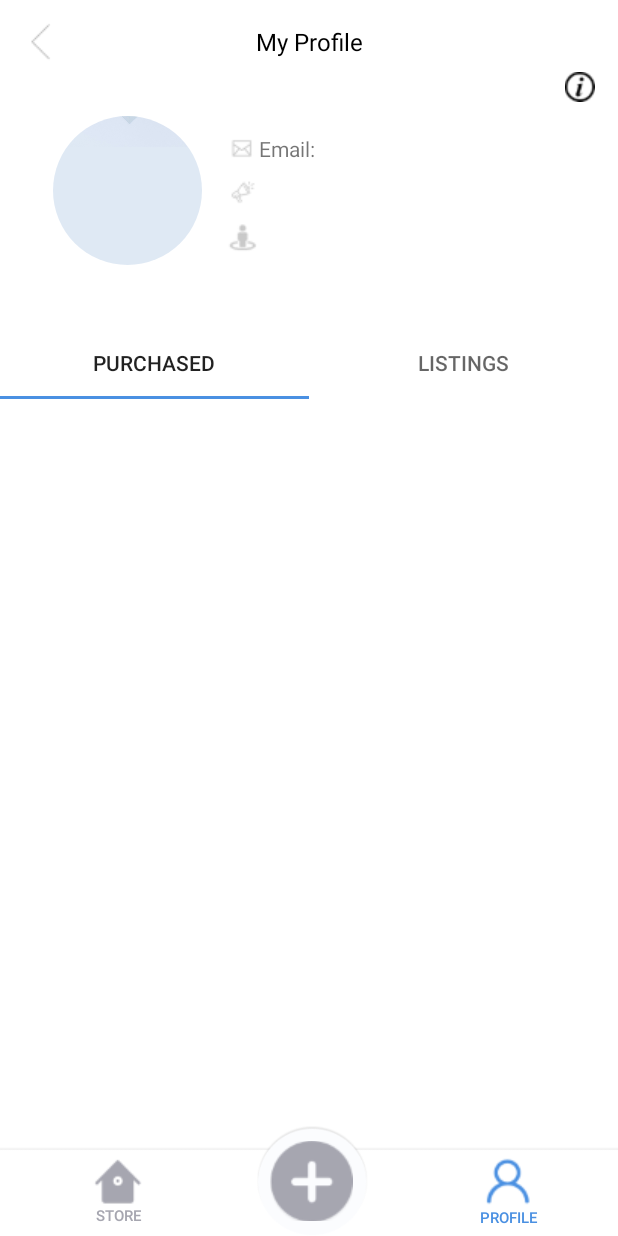
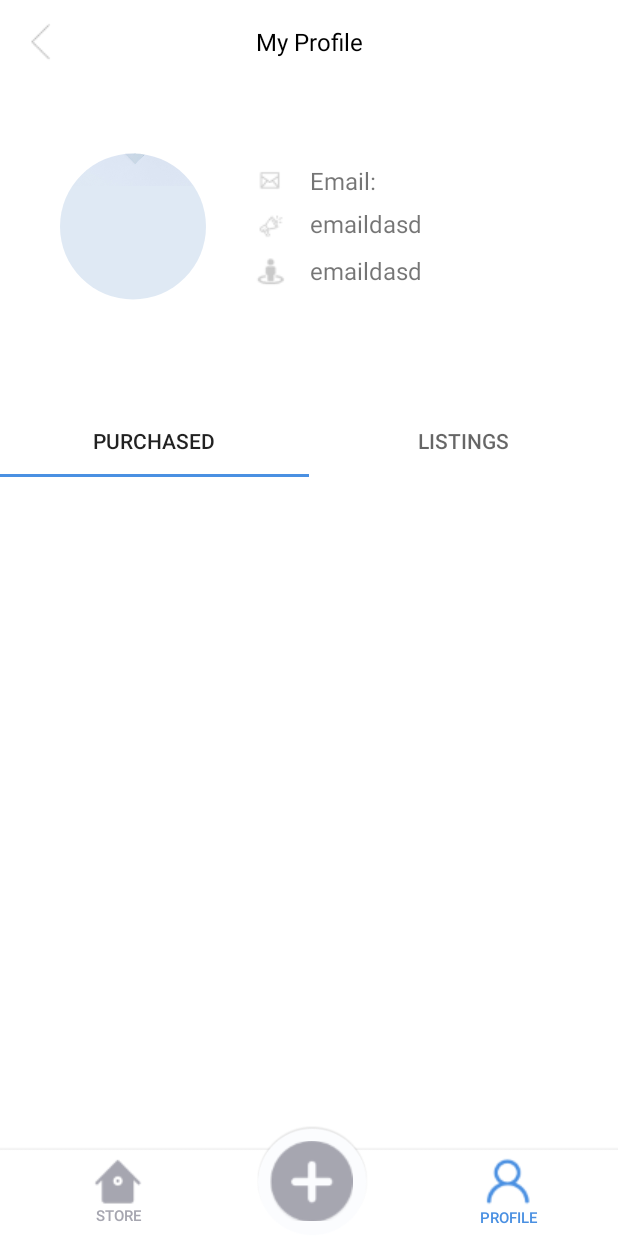
Before and after one commit to PhilipLeong/MAPP-CA4, an Android app: the ProfileActivity screen opened directly, with no data from a screen before it, on a phone screen of 412 x 824 dp. Run offline under Robolectric (Android 15) with nearby library versions, the phone set to English and light mode, and no system bars; our stand-ins replace CircleImageView, Firebase (no records; nobody signed in at launch, a user with empty details on screens opened directly); 3 statements that could not run were skipped.

```diff
--- a/BookHub/app/src/main/java/mapp/com/sg/bookhub/ProfileActivity.java
+++ b/BookHub/app/src/main/java/mapp/com/sg/bookhub/ProfileActivity.java
@@ -1,10 +1,8 @@
 package mapp.com.sg.bookhub;
 
-import android.app.Dialog;
 import android.content.Intent;
 import android.graphics.BitmapFactory;
 import android.graphics.Color;
-import android.graphics.drawable.ColorDrawable;
 import android.graphics.drawable.Drawable;
 import android.os.Bundle;
 import android.util.Log;
@@ -48,7 +46,6 @@ public class ProfileActivity extends AppCompatActivity implements View.OnClickLi
     private Button profileBtn;
     private Button storeBtn;
     private ImageButton postBtn;
-    private ImageButton aboutBtn;
 
     private TextView pageTitle;
     private ImageButton backHomeBtn;
@@ -67,7 +64,7 @@ public class ProfileActivity extends AppCompatActivity implements View.OnClickLi
 
 
         pageTitle = (TextView) findViewById(R.id.pageTitle_TV);
-        pageTitle.setText("My Profile");
+        pageTitle.setText(TAG);
 
         backHomeBtn = (ImageButton) findViewById(R.id.back_btn);
         backHomeBtn.setOnClickListener(this);
@@ -80,14 +77,11 @@ public class ProfileActivity extends AppCompatActivity implements View.OnClickLi
         profileBtn = (Button) findViewById(R.id.profile_Btn);
         storeBtn = (Button) findViewById(R.id.store_Btn);
         postBtn = (ImageButton) findViewById(R.id.post_Btn);
-        aboutBtn = (ImageButton) findViewById(R.id.about_btn);
         firebaseAuth = FirebaseAuth.getInstance();
         currentUser = firebaseAuth.getCurrentUser();
         db = FirebaseFirestore.getInstance();
         userId = currentUser.getUid();
 
-
-        aboutBtn.setOnClickListener(this);
         storeBtn.setOnClickListener(this);
         postBtn.setOnClickListener(this);
 
@@ -137,10 +131,6 @@ public class ProfileActivity extends AppCompatActivity implements View.OnClickLi
             startActivity(intent);
         }
 
-        if(v == aboutBtn){
-            Intent intent = new Intent(this, AboutActivity.class);
-            startActivity(intent);
-        }
         if (v == backHomeBtn){
             Intent i = new Intent(this, HomeActivity.class);
             startActivity(i);
--- a/BookHub/app/src/main/java/mapp/com/sg/bookhub/StoreActivity.java
+++ b/BookHub/app/src/main/java/mapp/com/sg/bookhub/StoreActivity.java
@@ -1,6 +1,8 @@
 package mapp.com.sg.bookhub;
 
 import android.content.Intent;
+import android.graphics.Color;
+import android.graphics.drawable.Drawable;
 import android.os.Bundle;
 import android.util.Log;
 import android.view.View;
@@ -9,6 +11,7 @@ import android.widget.ImageButton;
 import android.widget.TextView;
 
 import androidx.appcompat.app.AppCompatActivity;
+import androidx.core.content.res.ResourcesCompat;
 
 public class StoreActivity extends AppCompatActivity implements View.OnClickListener{
     private Button socBtn;
@@ -68,6 +71,9 @@ public class StoreActivity extends AppCompatActivity implements View.OnClickList
         postBtn.setOnClickListener(this);
         profileBtn.setOnClickListener(this);
 
+        Drawable active = ResourcesCompat.getDrawable(StoreActivity.this.getResources(), R.drawable.store_icon_active, null);
+        storeBtn.setCompoundDrawablesWithIntrinsicBounds(null, active,null,null);
+        storeBtn.setTextColor(Color.parseColor("#4a90e2"));
 
         pageTitle = (TextView) findViewById(R.id.pageTitle_TV);
         pageTitle.setText("Store");
--- a/BookHub/app/src/main/res/layout/activity_profile.xml
+++ b/BookHub/app/src/main/res/layout/activity_profile.xml
@@ -16,40 +16,43 @@
 
     <RelativeLayout
         android:id="@+id/myInfo"
-        android:layout_width="match_parent"
-        android:layout_height="170dp"
-        android:layout_marginTop="48dp"
+        android:layout_width="382dp"
+        android:layout_height="204dp"
+        app:layout_constraintBottom_toBottomOf="parent"
+        app:layout_constraintEnd_toEndOf="parent"
+        app:layout_constraintHorizontal_bias="0.551"
+        app:layout_constraintStart_toStartOf="parent"
         app:layout_constraintTop_toTopOf="parent"
-        tools:layout_editor_absoluteX="16dp">
+        app:layout_constraintVertical_bias="0.106">
 
         <de.hdodenhof.circleimageview.CircleImageView
             android:id="@+id/userImage_IV"
-            android:layout_width="100dp"
-            android:layout_height="100dp"
+            android:layout_width="wrap_content"
+            android:layout_height="110dp"
             android:layout_alignParentStart="true"
             android:layout_alignParentTop="true"
             android:layout_alignParentEnd="true"
             android:layout_alignParentBottom="true"
             android:layout_gravity="center"
-            android:layout_marginStart="34dp"
-            android:layout_marginTop="29dp"
-            android:layout_marginEnd="276dp"
-            android:layout_marginBottom="41dp"
+            android:layout_marginStart="23dp"
+            android:layout_marginTop="30dp"
+            android:layout_marginEnd="261dp"
+            android:layout_marginBottom="64dp"
             android:src="@drawable/background">
 
         </de.hdodenhof.circleimageview.CircleImageView>
 
         <LinearLayout
-            android:layout_width="wrap_content"
-            android:layout_height="94dp"
+            android:layout_width="214dp"
+            android:layout_height="110dp"
             android:layout_alignParentStart="true"
             android:layout_alignParentTop="true"
             android:layout_alignParentEnd="true"
             android:layout_alignParentBottom="true"
-            android:layout_marginStart="149dp"
-            android:layout_marginTop="41dp"
-            android:layout_marginEnd="32dp"
-            android:layout_marginBottom="45dp"
+            android:layout_marginStart="151dp"
+            android:layout_marginTop="43dp"
+            android:layout_marginEnd="17dp"
+            android:layout_marginBottom="51dp"
             android:orientation="vertical">
 
             <TextView
@@ -58,10 +61,13 @@
                 android:layout_height="wrap_content"
                 android:layout_marginBottom="5dp"
                 android:drawableStart="@drawable/email_icon"
+                android:drawablePadding="15dp"
                 android:ellipsize="end"
+                android:gravity="center_vertical|left"
                 android:maxLines="1"
                 android:singleLine="true"
-                android:textSize="14sp" />
+                android:text="emaildasd"
+                android:textSize="16sp" />
 
             <TextView
                 android:id="@+id/mybio_TV"
@@ -69,44 +75,46 @@
                 android:layout_height="wrap_content"
                 android:layout_marginBottom="5dp"
                 android:drawableStart="@drawable/bio_icon"
-                android:textSize="14sp" />
+                android:drawablePadding="15dp"
+                android:ellipsize="end"
+                android:gravity="center_vertical|left"
+                android:maxLines="1"
+                android:singleLine="true"
+                android:text="emaildasd"
+                android:textSize="16sp" />
 
             <TextView
                 android:id="@+id/mycourse_TV"
                 android:layout_width="wrap_content"
                 android:layout_height="wrap_content"
                 android:drawableStart="@drawable/course_icon"
-                android:textSize="14sp" />
+                android:drawablePadding="15dp"
+                android:ellipsize="end"
+                android:gravity="center_vertical|left"
+                android:maxLines="1"
+                android:singleLine="true"
+                android:text="emaildasd"
+                android:textSize="16sp" />
         </LinearLayout>
 
         <TextView
             android:id="@+id/myname_TV"
-            android:layout_width="124dp"
-            android:layout_height="wrap_content"
+            android:layout_width="88dp"
+            android:layout_height="37dp"
             android:layout_alignParentStart="true"
             android:layout_alignParentTop="true"
             android:layout_alignParentEnd="true"
             android:layout_alignParentBottom="true"
-            android:layout_marginStart="22dp"
-            android:layout_marginTop="131dp"
-            android:layout_marginEnd="263dp"
-            android:layout_marginBottom="17dp"
+            android:layout_marginStart="26dp"
+            android:layout_marginTop="140dp"
+            android:layout_marginEnd="268dp"
+            android:layout_marginBottom="27dp"
             android:ellipsize="end"
             android:maxLines="1"
             android:singleLine="true"
             android:textAlignment="center"
             android:textSize="16sp" />
 
-        <ImageButton
-            android:id="@+id/about_btn"
-            android:layout_width="wrap_content"
-            android:layout_height="wrap_content"
-            android:layout_alignParentEnd="true"
-            android:layout_alignParentBottom="true"
-            android:layout_marginEnd="15dp"
-            android:layout_marginBottom="150dp"
-            android:background="#00000000"
-            app:srcCompat="@drawable/aboutus" />
 
     </RelativeLayout>
 
--- a/BookHub/app/src/main/res/layout/bottommenu.xml
+++ b/BookHub/app/src/main/res/layout/bottommenu.xml
@@ -27,7 +27,7 @@
             android:layout_marginStart="44dp"
             android:layout_marginTop="16dp"
             android:drawableTop="@drawable/store_icon"
-            android:text="Store"
+            android:text="@string/store"
             android:textColor="#a6a6b0"
             android:textSize="10sp"
             app:layout_constraintBottom_toBottomOf="parent"
@@ -60,7 +60,7 @@
             android:layout_marginTop="8dp"
             android:layout_marginEnd="40dp"
             android:drawableTop="@drawable/profile_icon"
-            android:text="Profile"
+            android:text="@string/profile"
             android:textColor="#a6a6b0"
             android:textSize="10sp"
             app:layout_constraintBottom_toBottomOf="parent"
--- a/BookHub/app/src/main/res/layout/topbar.xml
+++ b/BookHub/app/src/main/res/layout/topbar.xml
@@ -25,7 +25,7 @@
             android:layout_width="wrap_content"
             android:layout_height="wrap_content"
             android:layout_gravity="center"
-            android:text="Page Title"
+            android:text="@string/defaulttitle"
             android:textColor="@color/black"
             android:textSize="16sp" />
 
```
Also changed, not shown: BookHub/app/src/main/java/mapp/com/sg/bookhub/Models/User.java (+20 -1 lines), BookHub/app/src/main/java/mapp/com/sg/bookhub/loginsignupui/LoginFragment.java (+7 -1 lines), BookHub/app/src/main/java/mapp/com/sg/bookhub/loginsignupui/SignUpFragment.java (+23 -9 lines), BookHub/app/src/main/res/layout/activity_edit.xml (+28 -28 lines), BookHub/app/src/main/res/layout/loginfragment.xml (+14 -12 lines), BookHub/app/src/main/res/layout/signupfragment.xml (+6 -6 lines), BookHub/app/src/main/res/values/strings.xml (+33 -0 lines).
